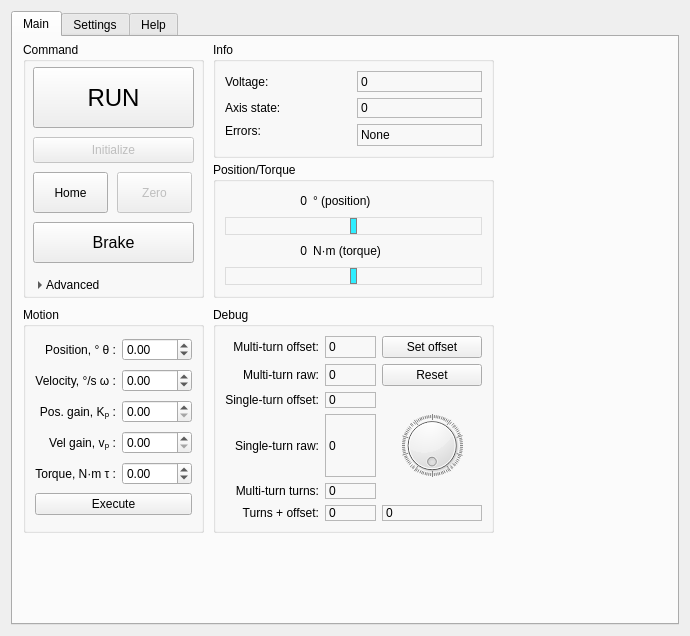
Qt form res/rmd.ui (LaserWing/OpenFFBoard-mcx-configurator) before a commit.
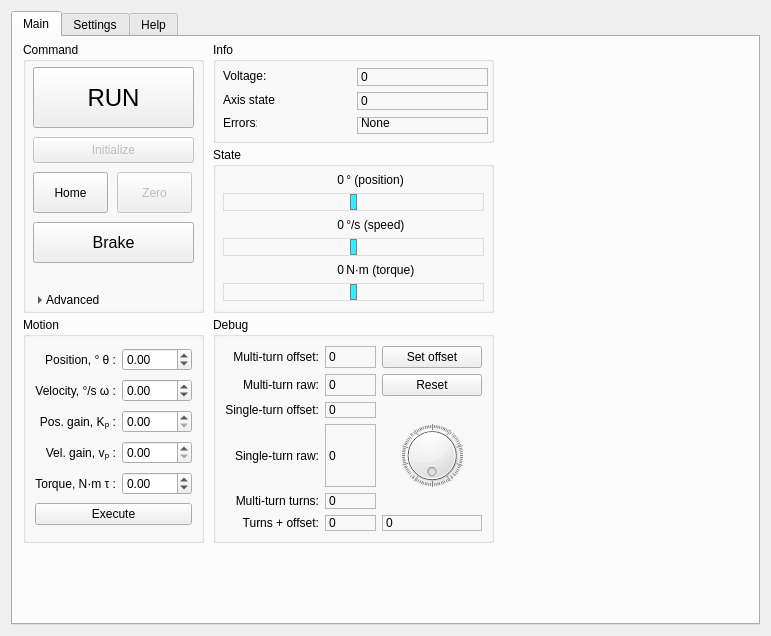
The same form after that commit.

Commit message: Added speed meter.

Diff of the .ui file:
```diff
--- a/res/rmd.ui
+++ b/res/rmd.ui
@@ -6,7 +6,7 @@
    <rect>
     <x>0</x>
     <y>0</y>
-    <width>690</width>
+    <width>771</width>
     <height>636</height>
    </rect>
   </property>
@@ -27,9 +27,9 @@
        <property name="geometry">
         <rect>
          <x>200</x>
-         <y>125</y>
+         <y>110</y>
          <width>281</width>
-         <height>136</height>
+         <height>166</height>
         </rect>
        </property>
        <property name="sizePolicy">
@@ -45,11 +45,17 @@
         </size>
        </property>
        <property name="title">
-        <string>Position/Torque</string>
+        <string>State</string>
        </property>
-       <layout class="QGridLayout" name="gridLayout_3">
-        <item row="1" column="0" colspan="3">
          <widget class="QSlider" name="angPosSlider">
+        <property name="geometry">
+         <rect>
+          <x>10</x>
+          <y>45</y>
+          <width>261</width>
+          <height>21</height>
+         </rect>
+        </property>
           <property name="sizePolicy">
            <sizepolicy hsizetype="Expanding" vsizetype="Fixed">
             <horstretch>0</horstretch>
@@ -91,54 +97,28 @@
            <number>90</number>
           </property>
          </widget>
-        </item>
-        <item row="6" column="0" colspan="3">
-         <widget class="QSlider" name="curTorqueSlider">
-          <property name="toolTip">
-           <string>Current torque produced by the RMD motor</string>
-          </property>
-          <property name="styleSheet">
-           <string notr="true">QSlider::groove:horizontal {
-    border: 1px solid #DDDDDD;
-    height: 16px;
-}
-
-QSlider::handle:horizontal {
-	background-color:#2eeeff;
-	border: 1px solid black;
-	border-color:grey;
-	width: 5px;
-}</string>
-          </property>
-          <property name="minimum">
-           <number>-600</number>
-          </property>
-          <property name="maximum">
-           <number>600</number>
-          </property>
-          <property name="tracking">
-           <bool>true</bool>
-          </property>
-          <property name="orientation">
-           <enum>Qt::Horizontal</enum>
-          </property>
-          <property name="tickPosition">
-           <enum>QSlider::TicksAbove</enum>
-          </property>
-          <property name="tickInterval">
-           <number>90</number>
-          </property>
-         </widget>
-        </item>
-        <item row="3" column="1" colspan="2">
          <widget class="QLabel" name="curTorqueLabel_units">
+        <property name="geometry">
+         <rect>
+          <x>130</x>
+          <y>115</y>
+          <width>141</width>
+          <height>16</height>
+         </rect>
+        </property>
           <property name="text">
-           <string>N·m (torque)</string>
-          </property>
-         </widget>
-        </item>
-        <item row="3" column="0">
+         <string> N·m (torque)</string>
+        </property>
+       </widget>
          <widget class="QLabel" name="curTorqueLabel">
+        <property name="geometry">
+         <rect>
+          <x>10</x>
+          <y>115</y>
+          <width>121</width>
+          <height>16</height>
+         </rect>
+        </property>
           <property name="sizePolicy">
            <sizepolicy hsizetype="Preferred" vsizetype="Preferred">
             <horstretch>0</horstretch>
@@ -158,9 +138,15 @@
            <number>-1</number>
           </property>
          </widget>
-        </item>
-        <item row="0" column="0">
          <widget class="QLabel" name="angPosLabel">
+        <property name="geometry">
+         <rect>
+          <x>20</x>
+          <y>25</y>
+          <width>111</width>
+          <height>16</height>
+         </rect>
+        </property>
           <property name="sizePolicy">
            <sizepolicy hsizetype="Preferred" vsizetype="Preferred">
             <horstretch>0</horstretch>
@@ -180,15 +166,148 @@
            <number>-1</number>
           </property>
          </widget>
-        </item>
-        <item row="0" column="1" colspan="2">
+       <widget class="QLabel" name="curSpeed_units">
+        <property name="geometry">
+         <rect>
+          <x>130</x>
+          <y>70</y>
+          <width>141</width>
+          <height>16</height>
+         </rect>
+        </property>
+        <property name="text">
+         <string> °/s (speed)</string>
+        </property>
+       </widget>
+       <widget class="QLabel" name="curSpeedLabel">
+        <property name="geometry">
+         <rect>
+          <x>10</x>
+          <y>70</y>
+          <width>121</width>
+          <height>16</height>
+         </rect>
+        </property>
+        <property name="sizePolicy">
+         <sizepolicy hsizetype="Preferred" vsizetype="Preferred">
+          <horstretch>0</horstretch>
+          <verstretch>0</verstretch>
+         </sizepolicy>
+        </property>
+        <property name="text">
+         <string>0</string>
+        </property>
+        <property name="alignment">
+         <set>Qt::AlignRight|Qt::AlignTrailing|Qt::AlignVCenter</set>
+        </property>
+        <property name="margin">
+         <number>0</number>
+        </property>
+        <property name="indent">
+         <number>-1</number>
+        </property>
+       </widget>
+       <widget class="QSlider" name="curSpeedSlider">
+        <property name="geometry">
+         <rect>
+          <x>10</x>
+          <y>90</y>
+          <width>261</width>
+          <height>21</height>
+         </rect>
+        </property>
+        <property name="toolTip">
+         <string>Current torque produced by the RMD motor</string>
+        </property>
+        <property name="styleSheet">
+         <string notr="true">QSlider::groove:horizontal {
+    border: 1px solid #DDDDDD;
+    height: 16px;
+}
+
+QSlider::handle:horizontal {
+	background-color:#2eeeff;
+	border: 1px solid black;
+	border-color:grey;
+	width: 5px;
+}</string>
+        </property>
+        <property name="minimum">
+         <number>-600</number>
+        </property>
+        <property name="maximum">
+         <number>600</number>
+        </property>
+        <property name="tracking">
+         <bool>true</bool>
+        </property>
+        <property name="orientation">
+         <enum>Qt::Horizontal</enum>
+        </property>
+        <property name="tickPosition">
+         <enum>QSlider::TicksAbove</enum>
+        </property>
+        <property name="tickInterval">
+         <number>90</number>
+        </property>
+       </widget>
+       <widget class="QSlider" name="curTorqueSlider">
+        <property name="geometry">
+         <rect>
+          <x>10</x>
+          <y>135</y>
+          <width>261</width>
+          <height>21</height>
+         </rect>
+        </property>
+        <property name="toolTip">
+         <string>Current torque produced by the RMD motor</string>
+        </property>
+        <property name="styleSheet">
+         <string notr="true">QSlider::groove:horizontal {
+    border: 1px solid #DDDDDD;
+    height: 16px;
+}
+
+QSlider::handle:horizontal {
+	background-color:#2eeeff;
+	border: 1px solid black;
+	border-color:grey;
+	width: 5px;
+}</string>
+        </property>
+        <property name="minimum">
+         <number>-600</number>
+        </property>
+        <property name="maximum">
+         <number>600</number>
+        </property>
+        <property name="tracking">
+         <bool>true</bool>
+        </property>
+        <property name="orientation">
+         <enum>Qt::Horizontal</enum>
+        </property>
+        <property name="tickPosition">
+         <enum>QSlider::TicksAbove</enum>
+        </property>
+        <property name="tickInterval">
+         <number>90</number>
+        </property>
+       </widget>
          <widget class="QLabel" name="angPosLabel_units">
+        <property name="geometry">
+         <rect>
+          <x>130</x>
+          <y>25</y>
+          <width>131</width>
+          <height>16</height>
+         </rect>
+        </property>
           <property name="text">
-           <string>° (position)</string>
-          </property>
-         </widget>
-        </item>
-       </layout>
+         <string> ° (position)</string>
+        </property>
+       </widget>
       </widget>
       <widget class="QGroupBox" name="infoBox">
        <property name="geometry">
@@ -196,7 +315,7 @@
          <x>200</x>
          <y>5</y>
          <width>281</width>
-         <height>116</height>
+         <height>101</height>
         </rect>
        </property>
        <property name="sizePolicy">
@@ -208,9 +327,15 @@
        <property name="title">
         <string>Info</string>
        </property>
-       <layout class="QGridLayout" name="gridLayout_2">
-        <item row="1" column="0">
          <widget class="QLabel" name="axisStateLabel">
+        <property name="geometry">
+         <rect>
+          <x>10</x>
+          <y>50</y>
+          <width>53</width>
+          <height>16</height>
+         </rect>
+        </property>
           <property name="toolTip">
            <string>Axis state is one of: IDLE, WAIT_READY, START_RUNNIG, or RUNNING</string>
           </property>
@@ -218,9 +343,15 @@
            <string>Axis state:</string>
           </property>
          </widget>
-        </item>
-        <item row="0" column="0">
          <widget class="QLabel" name="voltageLabel">
+        <property name="geometry">
+         <rect>
+          <x>10</x>
+          <y>26</y>
+          <width>43</width>
+          <height>16</height>
+         </rect>
+        </property>
           <property name="toolTip">
            <string>The current RMD motor voltage</string>
           </property>
@@ -228,9 +359,15 @@
            <string>Voltage:</string>
           </property>
          </widget>
-        </item>
-        <item row="1" column="1">
          <widget class="QLabel" name="label_state">
+        <property name="geometry">
+         <rect>
+          <x>144</x>
+          <y>50</y>
+          <width>131</width>
+          <height>18</height>
+         </rect>
+        </property>
           <property name="toolTip">
            <string>Axis state is one of: IDLE, WAIT_READY, START_RUNNIG, or RUNNING</string>
           </property>
@@ -241,9 +378,15 @@
            <string>0</string>
           </property>
          </widget>
-        </item>
-        <item row="0" column="1">
          <widget class="QLabel" name="label_voltage">
+        <property name="geometry">
+         <rect>
+          <x>144</x>
+          <y>26</y>
+          <width>131</width>
+          <height>18</height>
+         </rect>
+        </property>
           <property name="toolTip">
            <string>The current RMD motor voltage</string>
           </property>
@@ -254,9 +397,15 @@
            <string>0</string>
           </property>
          </widget>
-        </item>
-        <item row="2" column="0">
          <widget class="QLabel" name="errorLabel">
+        <property name="geometry">
+         <rect>
+          <x>10</x>
+          <y>74</y>
+          <width>34</width>
+          <height>16</height>
+         </rect>
+        </property>
           <property name="toolTip">
            <string>Any errors returned by the RMD motor</string>
           </property>
@@ -267,9 +416,15 @@
            <set>Qt::AlignLeading|Qt::AlignLeft|Qt::AlignTop</set>
           </property>
          </widget>
-        </item>
-        <item row="2" column="1">
          <widget class="QLabel" name="label_errornames">
+        <property name="geometry">
+         <rect>
+          <x>144</x>
+          <y>75</y>
+          <width>131</width>
+          <height>17</height>
+         </rect>
+        </property>
           <property name="toolTip">
            <string>Any errors returned by the RMD motor</string>
           </property>
@@ -289,8 +444,6 @@
            <set>Qt::AlignBottom|Qt::AlignLeading|Qt::AlignLeft</set>
           </property>
          </widget>
-        </item>
-       </layout>
       </widget>
       <widget class="QGroupBox" name="commandBox">
        <property name="geometry">
@@ -298,7 +451,7 @@
          <x>10</x>
          <y>5</y>
          <width>181</width>
-         <height>256</height>
+         <height>271</height>
         </rect>
        </property>
        <property name="title">
@@ -435,7 +588,7 @@
         <property name="geometry">
          <rect>
           <x>10</x>
-          <y>235</y>
+          <y>250</y>
           <width>151</width>
           <height>16</height>
          </rect>
@@ -475,7 +628,7 @@
        <property name="geometry">
         <rect>
          <x>200</x>
-         <y>270</y>
+         <y>280</y>
          <width>281</width>
          <height>226</height>
         </rect>
@@ -695,7 +848,7 @@
        <property name="geometry">
         <rect>
          <x>10</x>
-         <y>270</y>
+         <y>280</y>
          <width>181</width>
          <height>226</height>
         </rect>
@@ -737,7 +890,7 @@
         <item row="3" column="0">
          <widget class="QLabel" name="canSpeedLabel_11">
           <property name="text">
-           <string>Vel gain, vₚ :</string>
+           <string>Vel. gain, vₚ :</string>
           </property>
           <property name="alignment">
            <set>Qt::AlignRight|Qt::AlignTrailing|Qt::AlignVCenter</set>
```
Lines whose indentation alone changed are shown as unchanged. The commit also changes 1 other file.
